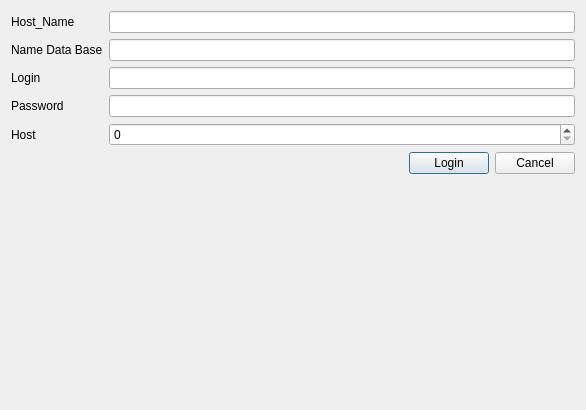
Old version of the form Qt_Widgets/dialog.ui in the repository F3lixxx/QT.
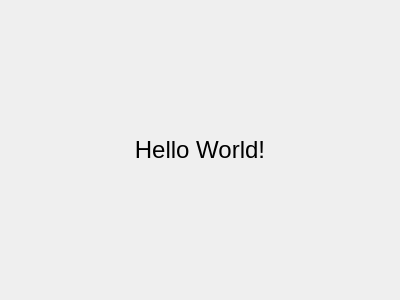
New version of the form.

The edit to the form file:
```diff
--- a/Qt_Widgets/dialog.ui
+++ b/Qt_Widgets/dialog.ui
@@ -6,102 +6,24 @@
    <rect>
     <x>0</x>
     <y>0</y>
-    <width>586</width>
-    <height>410</height>
+    <width>400</width>
+    <height>300</height>
    </rect>
   </property>
   <property name="windowTitle">
    <string>Dialog</string>
   </property>
-  <property name="styleSheet">
-   <string notr="true"/>
-  </property>
-  <layout class="QFormLayout" name="formLayout_2">
+  <layout class="QGridLayout" name="gridLayout">
    <item row="0" column="0">
-    <widget class="QLabel" name="lb_nameDB">
+    <widget class="QLabel" name="label">
      <property name="text">
-      <string>Host_Name</string>
+      <string>&lt;html&gt;&lt;head/&gt;&lt;body&gt;&lt;p&gt;&lt;span style=&quot; font-size:18pt;&quot;&gt;Hello World!&lt;/span&gt;&lt;/p&gt;&lt;/body&gt;&lt;/html&gt;</string>
      </property>
-    </widget>
-   </item>
-   <item row="0" column="1">
-    <widget class="QLineEdit" name="le_hostName"/>
-   </item>
-   <item row="1" column="0">
-    <widget class="QLabel" name="lb_pass">
-     <property name="text">
-      <string>Name Data Base</string>
+     <property name="alignment">
+      <set>Qt::AlignCenter</set>
      </property>
     </widget>
    </item>
-   <item row="1" column="1">
-    <widget class="QLineEdit" name="le_nameDB"/>
-   </item>
-   <item row="2" column="0">
-    <widget class="QLabel" name="lb_port">
-     <property name="text">
-      <string>Login</string>
-     </property>
-    </widget>
-   </item>
-   <item row="2" column="1">
-    <widget class="QLineEdit" name="le_login"/>
-   </item>
-   <item row="3" column="0">
-    <widget class="QLabel" name="lb_host_name">
-     <property name="text">
-      <string>Password</string>
-     </property>
-    </widget>
-   </item>
-   <item row="3" column="1">
-    <widget class="QLineEdit" name="le_password">
-     <property name="echoMode">
-      <enum>QLineEdit::Password</enum>
-     </property>
-    </widget>
-   </item>
-   <item row="4" column="0">
-    <widget class="QLabel" name="lb_login">
-     <property name="text">
-      <string>Host</string>
-     </property>
-    </widget>
-   </item>
-   <item row="5" column="1">
-    <layout class="QHBoxLayout" name="horizontalLayout">
-     <item>
-      <spacer name="horizontalSpacer">
-       <property name="orientation">
-        <enum>Qt::Horizontal</enum>
-       </property>
-       <property name="sizeHint" stdset="0">
-        <size>
-         <width>40</width>
-         <height>20</height>
-        </size>
-       </property>
-      </spacer>
-     </item>
-     <item>
-      <widget class="QPushButton" name="pb_login">
-       <property name="text">
-        <string>Login</string>
-       </property>
-      </widget>
-     </item>
-     <item>
-      <widget class="QPushButton" name="pb_cancel">
-       <property name="text">
-        <string>Cancel</string>
-       </property>
-      </widget>
-     </item>
-    </layout>
-   </item>
-   <item row="4" column="1">
-    <widget class="QSpinBox" name="sp_host"/>
-   </item>
   </layout>
  </widget>
  <resources/>
```
